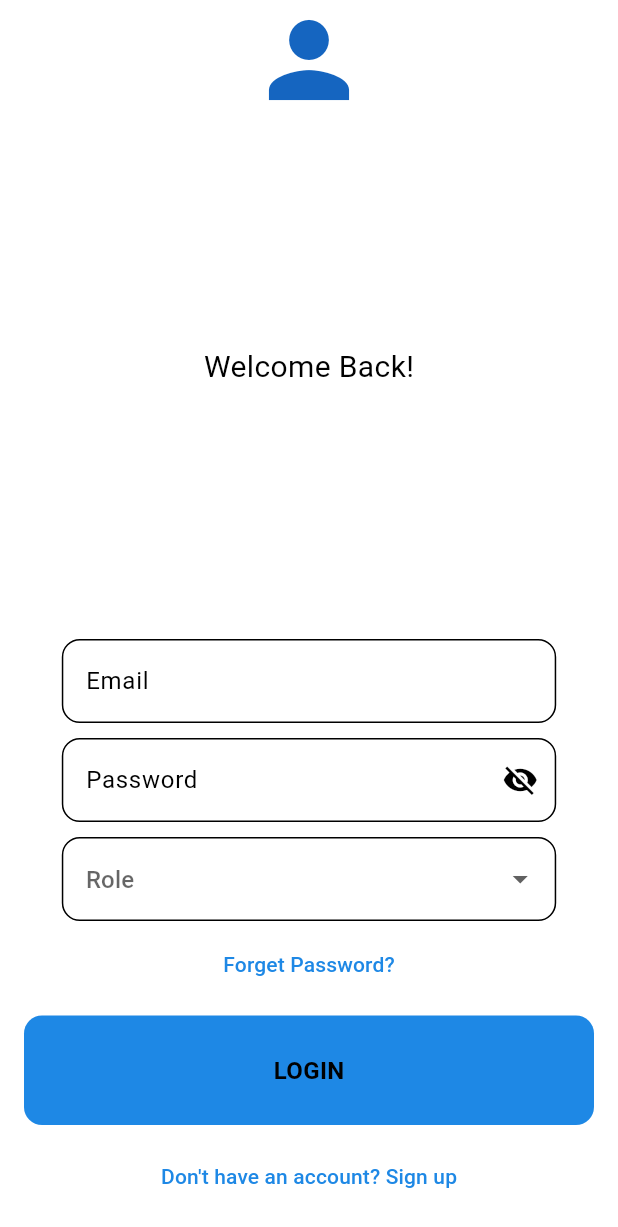
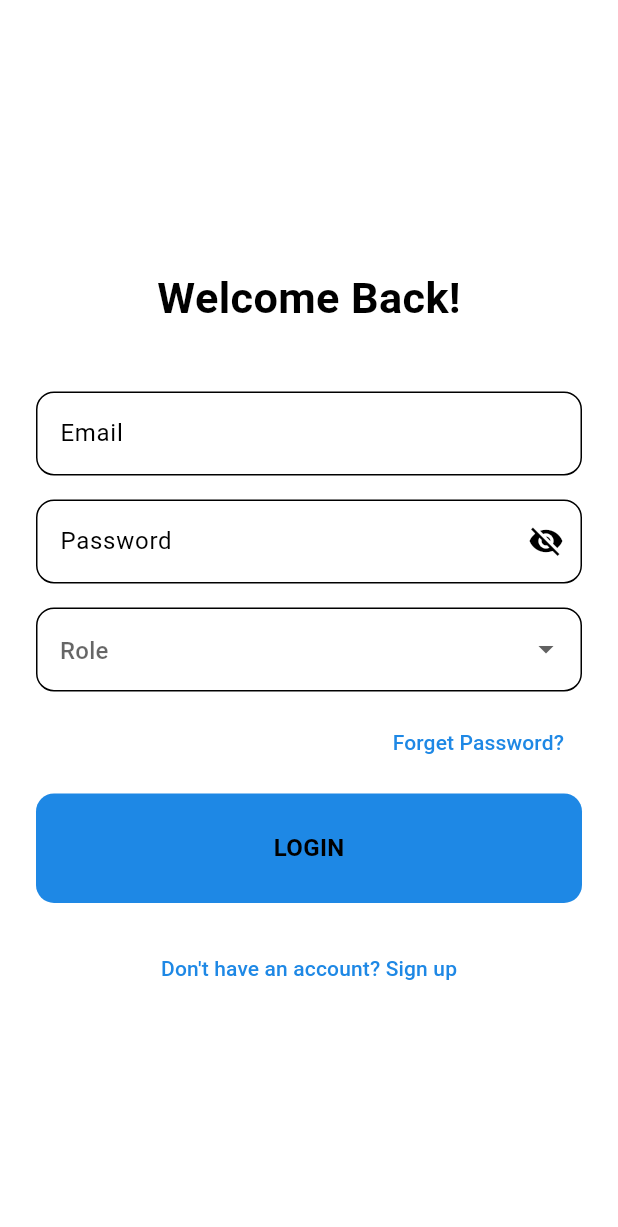
Before and after one commit to SforSiya/FinalYearProject, a Flutter app: the screen it shows after launch, on a phone screen of 412 x 824 dp. Shown: the top 1227 px of the screen. Run offline on Flutter 3.47's test engine with Material 3 defaults, Android fonts, the light colour scheme and no system bars; our stand-ins replace animated_background, cloud_firestore, firebase_auth, firebase_core, fl_chart, package_info_plus; accounts and stored records are empty.

Commit message:
3rd commit

```diff
--- a/lib/screens/login_screen.dart
+++ b/lib/screens/login_screen.dart
@@ -9,7 +9,6 @@
 import 'Parent_Home.dart';
 import '../patient/Patient_Home.dart';
 import 'signup_screen.dart';
-
 
 class LoginScreen extends StatefulWidget {
   @override
@@ -38,17 +37,21 @@
         User? user = result.user;
         if (user != null) {
           // Check if the user is a registered parent (Guardian) in Firestore
-          DocumentSnapshot userDoc = await _firestore.collection('users').doc(user.uid).get();
+          DocumentSnapshot userDoc =
+          await _firestore.collection('users').doc(user.uid).get();
 
           if (userDoc.exists && userDoc['role'] == 'Guardian') {
             // Fetch children data associated with the parent
             AuthService authService = AuthService();
-            List<Map<String, dynamic>> childrenData = await authService.fetchParentChildrenData(_emailController.text);
+            List<Map<String, dynamic>> childrenData =
+            await authService.fetchParentChildrenData(_emailController.text);
 
             // Navigate to Parent Home, passing the children's data
             Navigator.push(
               context,
-              MaterialPageRoute(builder: (context) => ParentHomeScreen(childrenData: childrenData)),
+              MaterialPageRoute(
+                  builder: (context) =>
+                      ParentHomeScreen(childrenData: childrenData)),
             );
           } else {
             _showError("No parent account found with this email.");
@@ -73,7 +76,8 @@
         User? user = result.user;
         if (user != null) {
           // Check if the user is a registered patient in Firestore
-          DocumentSnapshot userDoc = await _firestore.collection('users').doc(user.uid).get();
+          DocumentSnapshot userDoc =
+          await _firestore.collection('users').doc(user.uid).get();
 
           if (userDoc.exists && userDoc['role'] == 'Patient') {
             // Verify that the patient's parentEmail matches a registered parent
@@ -108,7 +112,7 @@
   // Handle login based on role
   Future<void> _login() async {
     if (_selectedRole == 'Guardian') {
-      _parentLogin();  // Call parent login logic
+      _parentLogin(); // Call parent login logic
     } else if (_selectedRole == 'Patient') {
       _patientLogin(); // Call patient login logic
     } else {
@@ -132,34 +136,29 @@
 
   @override
   Widget build(BuildContext context) {
+    double screenWidth = MediaQuery.of(context).size.width;
+    double screenHeight = MediaQuery.of(context).size.height;
+
     return Scaffold(
       backgroundColor: Theme.of(context).colorScheme.background,
-      body: Column(
-        crossAxisAlignment: CrossAxisAlignment.stretch,
-        children: [
-          Icon(
-            Icons.person,
-            size: 80,
-            color: Theme.of(context).colorScheme.inversePrimary,
-          ),
-          Expanded(
-            child: Center(
-              child: Text(
-                'Welcome Back!',
-                style: TextStyle(fontSize: 20),
-              ),
-            ),
-          ),
-          Padding(
-            padding: const EdgeInsets.all(16.0),
+      body: Center(
+        child: SingleChildScrollView(
+          child: Padding(
+            padding: const EdgeInsets.symmetric(horizontal: 24.0),
             child: Form(
               key: _formKey,
               child: Column(
+                mainAxisAlignment: MainAxisAlignment.center,
                 children: <Widget>[
-                  Container(
-                    width: MediaQuery.of(context).size.width * 0.8,
-                    child: Column(
-                      children: [
+                  SizedBox(height: screenHeight * 0.08),
+                  Text(
+                    'Welcome Back!',
+                    style: TextStyle(
+                      fontSize: screenWidth * 0.07,
+                      fontWeight: FontWeight.bold,
+                    ),
+                  ),
+                  SizedBox(height: screenHeight * 0.05),
                   CustomTextFormField(
                     controller: _emailController,
                     obscureText: false,
@@ -176,7 +175,7 @@
                       return null;
                     },
                   ),
-                        SizedBox(height: 10),
+                  SizedBox(height: 16),
                   CustomTextFormField(
                     controller: _passwordController,
                     hintText: 'Password',
@@ -194,7 +193,7 @@
                       return null;
                     },
                   ),
-                        SizedBox(height: 10),
+                  SizedBox(height: 16),
                   DropdownButtonFormField<String>(
                     decoration: InputDecoration(
                       hintText: 'Role',
@@ -224,39 +223,42 @@
                       return null;
                     },
                   ),
-                      ],
-                    ),
-                  ),
-                  SizedBox(height: 5),
-                  TextButton(
+                  SizedBox(height: 10),
+                  Align(
+                    alignment: Alignment.centerRight,
+                    child: TextButton(
                       onPressed: () {
                         Navigator.push(
                           context,
-                        MaterialPageRoute(builder: (context) => ForgotPasswordScreen()),
+                          MaterialPageRoute(
+                              builder: (context) => ForgotPasswordScreen()),
                         );
                       },
                       child: Text("Forget Password?"),
+                    ),
                   ),
                   SizedBox(height: 10),
                   CustomElevatedButton(
                     text: 'LOGIN',
                     onTap: _login, // Call the login method
                   ),
-                  SizedBox(height: 10),
+                  SizedBox(height: 20),
                   TextButton(
                     onPressed: () {
                       Navigator.push(
                         context,
-                        MaterialPageRoute(builder: (context) => ParentRegistrationScreen()),
+                        MaterialPageRoute(
+                            builder: (context) => ParentRegistrationScreen()),
                       );
                     },
                     child: Text("Don't have an account? Sign up"),
                   ),
+                  SizedBox(height: screenHeight * 0.05),
                 ],
               ),
             ),
           ),
-        ],
+        ),
       ),
     );
   }
```
Also changed, not shown: lib/patient/Kids_screens/Kids_Home.dart (+59 -14 lines), lib/patient/Kids_screens/profile/profile_kid.dart (added, +267 -0 lines). Lines whose indentation alone changed are shown as unchanged.
